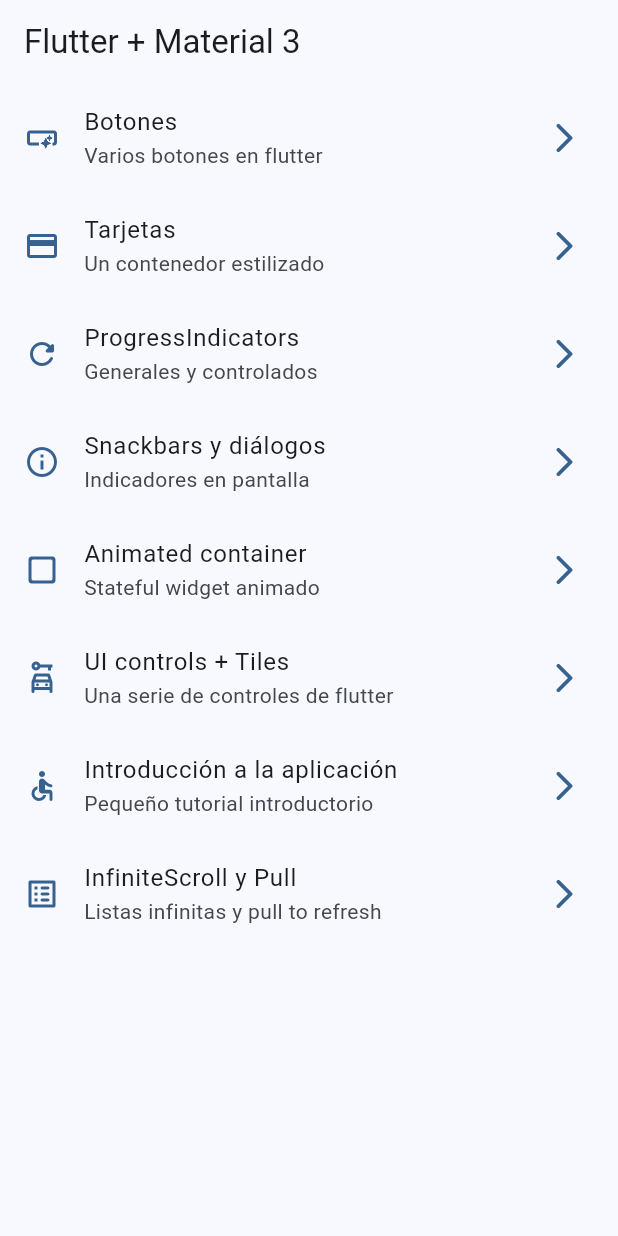
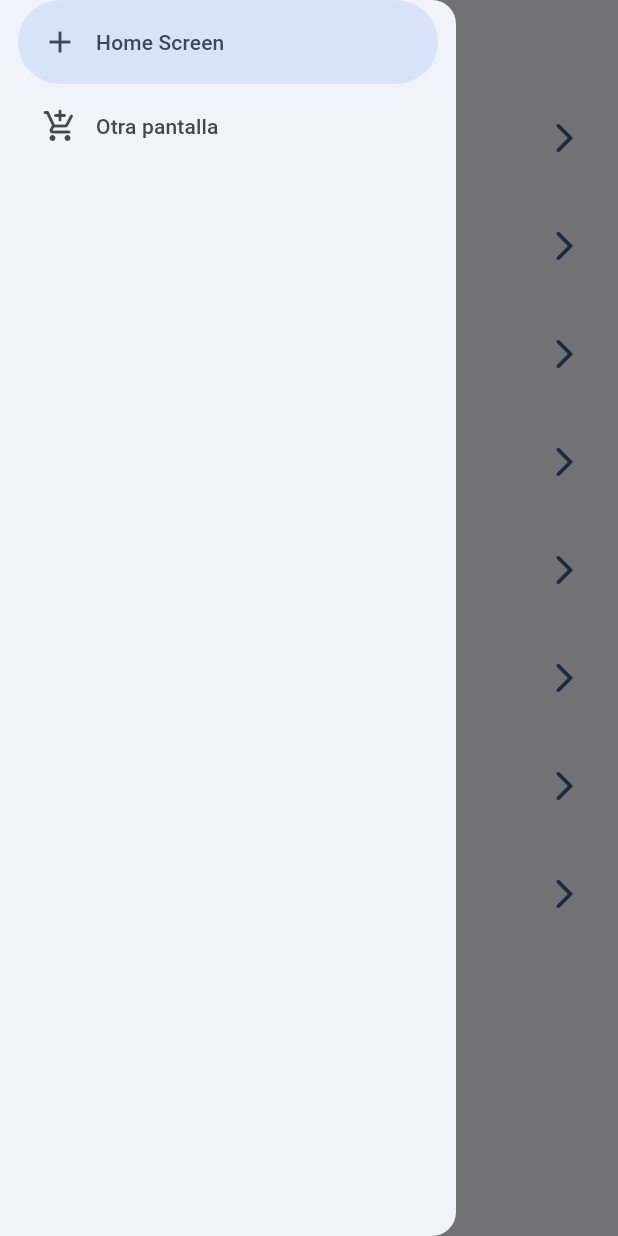
Before and after one commit to fisico-alienado/widgets-app-flutter, a Flutter app: the screen it shows after launch, with the side drawer open (before the commit the screen has no drawer), on a phone screen of 412 x 824 dp. Run offline on Flutter 3.47's test engine with Material 2 defaults, Android fonts, the phone set to English and light mode, and no system bars; our stand-ins replace animate_do, go_router.

```diff
--- a/lib/presentation/screens/home/home_screen.dart
+++ b/lib/presentation/screens/home/home_screen.dart
@@ -1,6 +1,7 @@
 import 'package:flutter/material.dart';
 import 'package:go_router/go_router.dart';
 import 'package:widgets_riverpod_app/config/menu/menu_items.dart';
+import 'package:widgets_riverpod_app/presentation/widgets/side_menu.dart';
 
 class HomeScreen extends StatelessWidget {
 
@@ -16,6 +17,7 @@ class HomeScreen extends StatelessWidget {
         // centerTitle: true, // mejor controlarlo desde el appTheme
       ),
       body: const _HomeView(),
+      drawer: const SideMenu()
     );
   }
 }
--- /dev/null
+++ b/lib/presentation/widgets/side_menu.dart
@@ -0,0 +1,36 @@
+import 'package:flutter/material.dart';
+
+class SideMenu extends StatefulWidget {
+  // ! Estamos utilizando los estados de los widgets como gestores de estado, por ello hay tanto stateful widget. Sino, podrían ser stateless
+  const SideMenu({super.key});
+
+  @override
+  State<SideMenu> createState() => _SideMenuState();
+}
+
+class _SideMenuState extends State<SideMenu> {
+
+  int navDrawerIndex = 0; // * Saber que opcion del menu de navegacion ha sido seleccionado
+
+  @override
+  Widget build(BuildContext context) {
+    return NavigationDrawer(
+      selectedIndex: navDrawerIndex,
+      onDestinationSelected: (value) { // cada NavigationDrawerDestination tiene un identificador 'int'
+        setState(() {
+          navDrawerIndex = value;
+        });
+      },
+      children: [
+        NavigationDrawerDestination(
+          icon: const Icon(Icons.add),
+          label: const Text('Home Screen')
+        ),
+        NavigationDrawerDestination(
+          icon: const Icon(Icons.add_shopping_cart_rounded),
+          label: const Text('Otra pantalla')
+        ),
+      ],
+    );
+  }
+}
```
Also changed, not shown: 1 other file.
